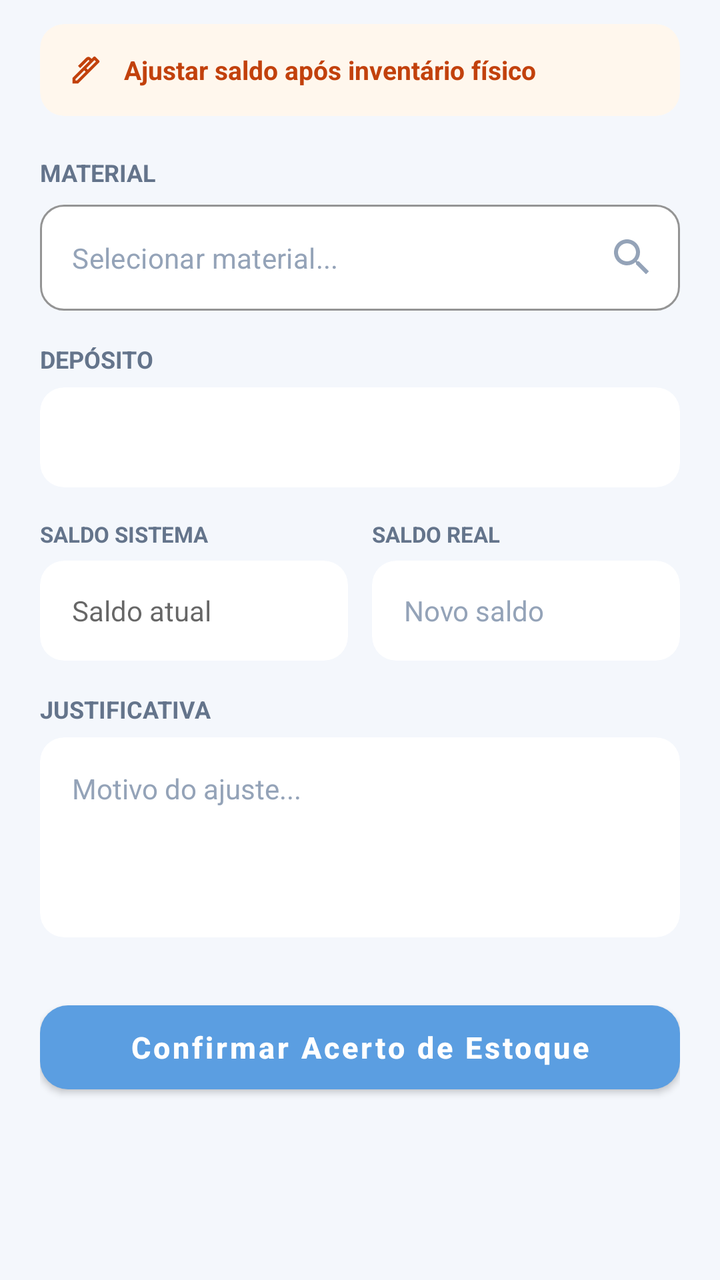
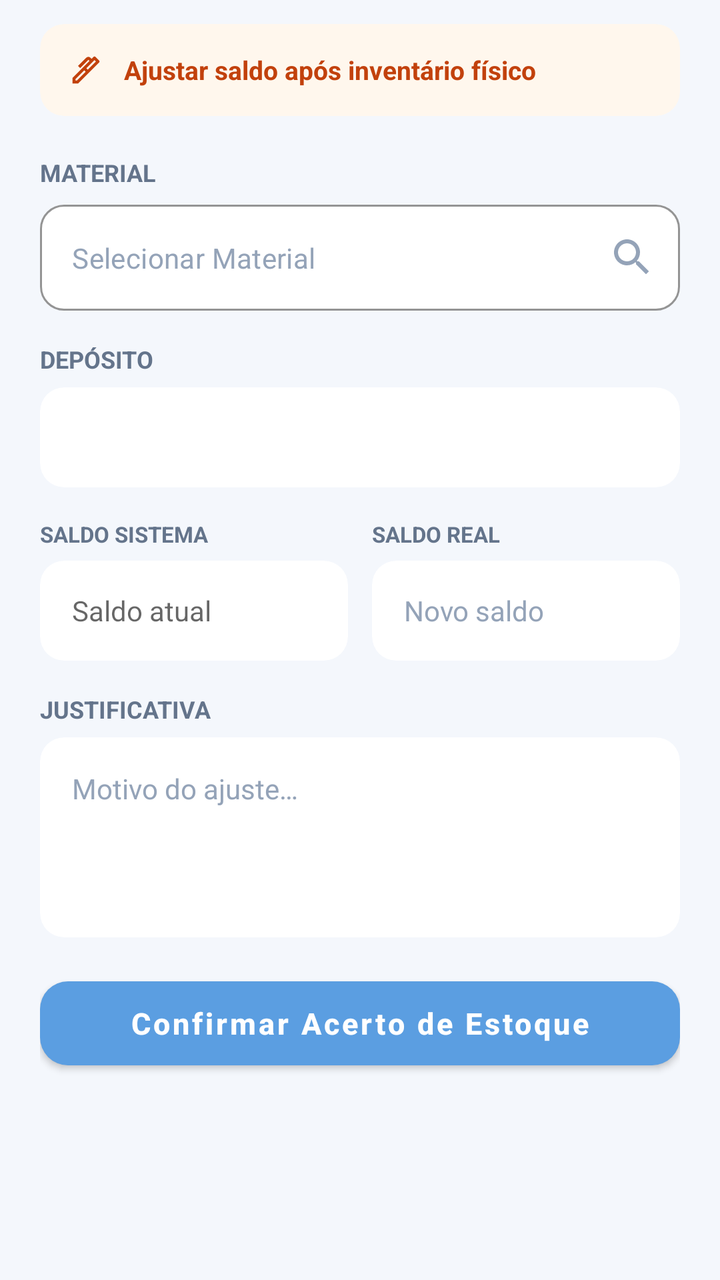

An Android layout rendered at two revisions. The XML below is the earlier revision; the diff shows what the commit changed to produce the second picture.
<!-- AndroidManifest.xml: application theme Theme.SaneAM -->
<!-- res/layout/fragment_acerto.xml -->
<?xml version="1.0" encoding="utf-8"?>
<androidx.core.widget.NestedScrollView xmlns:android="http://schemas.android.com/apk/res/android"
    xmlns:app="http://schemas.android.com/apk/res-auto"
    android:layout_width="match_parent"
    android:layout_height="match_parent"
    android:fillViewport="true">

    <LinearLayout
        android:layout_width="match_parent"
        android:layout_height="wrap_content"
        android:orientation="vertical"
        android:paddingHorizontal="20dp"
        android:paddingTop="12dp"
        android:paddingBottom="24dp">

        
        <androidx.cardview.widget.CardView
            android:layout_width="match_parent"
            android:layout_height="wrap_content"
            app:cardBackgroundColor="#FFF7ED"
            app:cardCornerRadius="12dp"
            app:cardElevation="0dp">

            <LinearLayout
                android:layout_width="match_parent"
                android:layout_height="wrap_content"
                android:gravity="center_vertical"
                android:orientation="horizontal"
                android:padding="14dp">

                <androidx.appcompat.widget.AppCompatImageView
                    android:layout_width="18dp"
                    android:layout_height="18dp"
                    app:srcCompat="@drawable/ic_edit_pencil"
                    app:tint="@color/badge_amber_line" />

                <TextView
                    android:layout_width="wrap_content"
                    android:layout_height="wrap_content"
                    android:layout_marginStart="10dp"
                    android:text="Ajustar saldo após inventário físico"
                    android:textColor="@color/badge_amber_line"
                    android:textSize="13sp"
                    android:textStyle="bold" />
            </LinearLayout>
        </androidx.cardview.widget.CardView>

        
        <TextView
            android:layout_width="wrap_content"
            android:layout_height="wrap_content"
            android:layout_marginTop="20dp"
            android:text="MATERIAL"
            android:textColor="@color/md_theme_light_outline"
            android:textSize="12sp"
            android:textStyle="bold" />

        <com.google.android.material.textfield.TextInputLayout
            android:id="@+id/tilSeletorMaterial"
            style="@style/Widget.MaterialComponents.TextInputLayout.OutlinedBox"
            android:layout_width="match_parent"
            android:layout_height="wrap_content"
            android:layout_marginTop="8dp"
            app:boxBackgroundColor="#FFFFFF"
            app:boxCornerRadiusBottomEnd="12dp"
            app:boxCornerRadiusBottomStart="12dp"
            app:boxCornerRadiusTopEnd="12dp"
            app:boxCornerRadiusTopStart="12dp"
            app:boxStrokeColor="#E2E8F0"
            app:endIconDrawable="@drawable/ic_search"
            app:endIconMode="custom"
            app:endIconTint="#94A3B8"
            app:hintEnabled="false">

            <com.google.android.material.textfield.TextInputEditText
                android:id="@+id/edtMaterial"
                android:layout_width="match_parent"
                android:layout_height="wrap_content"
                android:clickable="true"
                android:focusable="false"
                android:hint="Selecionar material..."
                android:inputType="text"
                android:textColor="#0F172A"
                android:textColorHint="#94A3B8"
                android:textSize="14sp" />
        </com.google.android.material.textfield.TextInputLayout>

        
        <TextView
            android:layout_width="wrap_content"
            android:layout_height="wrap_content"
            android:layout_marginTop="16dp"
            android:text="DEPÓSITO"
            android:textColor="@color/md_theme_light_outline"
            android:textSize="12sp"
            android:textStyle="bold" />

        <androidx.cardview.widget.CardView
            android:layout_width="match_parent"
            android:layout_height="50dp"
            android:layout_marginTop="6dp"
            app:cardBackgroundColor="@color/md_theme_light_surface"
            app:cardCornerRadius="12dp"
            app:cardElevation="0dp">

            <Spinner
                android:id="@+id/spinnerDeposito"
                android:layout_width="match_parent"
                android:layout_height="match_parent"
                android:background="@null"
                android:paddingHorizontal="16dp" />
        </androidx.cardview.widget.CardView>

        
        <LinearLayout
            android:layout_width="match_parent"
            android:layout_height="wrap_content"
            android:layout_marginTop="16dp"
            android:orientation="horizontal"
            android:weightSum="2">

            
            <LinearLayout
                android:layout_width="0dp"
                android:layout_height="wrap_content"
                android:layout_marginEnd="6dp"
                android:layout_weight="1"
                android:orientation="vertical">

                <TextView
                    android:layout_width="wrap_content"
                    android:layout_height="wrap_content"
                    android:text="SALDO SISTEMA"
                    android:textColor="@color/md_theme_light_outline"
                    android:textSize="11sp"
                    android:textStyle="bold" />

                <androidx.cardview.widget.CardView
                    android:layout_width="match_parent"
                    android:layout_height="50dp"
                    android:layout_marginTop="6dp"
                    app:cardBackgroundColor="@color/md_theme_light_surface"
                    app:cardCornerRadius="12dp"
                    app:cardElevation="0dp">

                    <EditText
                        android:id="@+id/edtSaldoSistema"
                        android:layout_width="match_parent"
                        android:layout_height="match_parent"
                        android:background="@null"
                        android:enabled="false"
                        android:hint="Saldo atual"
                        android:inputType="number"
                        android:paddingHorizontal="16dp"
                        android:textColor="@color/md_theme_light_onSurface"
                        android:textSize="14sp" />
                </androidx.cardview.widget.CardView>
            </LinearLayout>

            
            <LinearLayout
                android:layout_width="0dp"
                android:layout_height="wrap_content"
                android:layout_marginStart="6dp"
                android:layout_weight="1"
                android:orientation="vertical">

                <TextView
                    android:layout_width="wrap_content"
                    android:layout_height="wrap_content"
                    android:text="SALDO REAL"
                    android:textColor="@color/md_theme_light_outline"
                    android:textSize="11sp"
                    android:textStyle="bold" />

                <androidx.cardview.widget.CardView
                    android:layout_width="match_parent"
                    android:layout_height="50dp"
                    android:layout_marginTop="6dp"
                    app:cardBackgroundColor="@color/md_theme_light_surface"
                    app:cardCornerRadius="12dp"
                    app:cardElevation="0dp">

                    <EditText
                        android:id="@+id/edtSaldoReal"
                        android:layout_width="match_parent"
                        android:layout_height="match_parent"
                        android:background="@null"
                        android:hint="Novo saldo"
                        android:inputType="number"
                        android:paddingHorizontal="16dp"
                        android:textColor="@color/md_theme_light_onSurface"
                        android:textColorHint="@color/md_theme_light_hint"
                        android:textSize="14sp" />
                </androidx.cardview.widget.CardView>
            </LinearLayout>

        </LinearLayout>

        
        <TextView
            android:layout_width="wrap_content"
            android:layout_height="wrap_content"
            android:layout_marginTop="16dp"
            android:text="JUSTIFICATIVA"
            android:textColor="@color/md_theme_light_outline"
            android:textSize="12sp"
            android:textStyle="bold" />

        <androidx.cardview.widget.CardView
            android:layout_width="match_parent"
            android:layout_height="100dp"
            android:layout_marginTop="6dp"
            app:cardBackgroundColor="@color/md_theme_light_surface"
            app:cardCornerRadius="12dp"
            app:cardElevation="0dp">

            <EditText
                android:id="@+id/edtJustificativa"
                android:layout_width="match_parent"
                android:layout_height="match_parent"
                android:background="@null"
                android:gravity="top|start"
                android:hint="Motivo do ajuste..."
                android:padding="16dp"
                android:textColor="@color/md_theme_light_onSurface"
                android:textColorHint="@color/md_theme_light_hint"
                android:textSize="14sp" />
        </androidx.cardview.widget.CardView>

        
        <com.google.android.material.button.MaterialButton
            android:id="@+id/btnConfirmarAcerto"
            android:layout_width="match_parent"
            android:layout_height="54dp"
            android:layout_marginTop="28dp"
            android:text="Confirmar Acerto de Estoque"
            android:textAllCaps="false"
            android:textColor="@android:color/white"
            android:textSize="15sp"
            android:textStyle="bold"
            app:backgroundTint="@color/md_theme_light_primary"
            app:cornerRadius="14dp"
            app:elevation="0dp" />

    </LinearLayout>
</androidx.core.widget.NestedScrollView>
<!-- resources referenced by this layout -->
<resources>
  <color name="badge_amber_line">#C2410C</color>
  <color name="md_theme_light_hint">#94A3B8</color>
  <color name="md_theme_light_onSurface">#1E293B</color>
  <color name="md_theme_light_outline">#64748B</color>
  <color name="md_theme_light_primary">#5B9EE1</color>
  <color name="md_theme_light_surface">#FFFFFF</color>
  <!-- drawable ic_edit_pencil (drawable) -->
  <vector xmlns:android="http://schemas.android.com/apk/res/android"
      android:width="24dp"
      android:height="24dp"
      android:viewportWidth="960"
      android:viewportHeight="960">
  
      <path
          android:fillColor="@android:color/white"
          android:pathData="M490,433L527,470L744,253L707,216L490,433ZM200,760L237,760L470,527L433,490L200,723L200,760ZM555,555L405,405L572,238L543,209Q543,209 543,209Q543,209 543,209L324,428L268,372L486,153Q510,129 542.5,129Q575,129 599,153L628,182L678,132Q690,120 706.5,120Q723,120 735,132L828,225Q840,237 840,253.5Q840,270 828,282L555,555ZM270,840L120,840L120,690L405,405L555,555L270,840Z" />
  
  </vector>
  <!-- drawable ic_search (drawable) -->
  <vector xmlns:android="http://schemas.android.com/apk/res/android"
      android:width="24dp"
      android:height="24dp"
      android:viewportWidth="24"
      android:viewportHeight="24">
  
      <path
          android:fillColor="@android:color/white"
          android:pathData="M15.5,14h-0.79l-0.28,-0.27C15.41,12.59 16,11.11 16,9.5 16,5.91 13.09,3 9.5,3S3,5.91 3,9.5 5.91,16 9.5,16c1.61,0 3.09,-0.59 4.23,-1.57l0.27,0.28v0.79l5,4.99L20.49,19l-4.99,-5zM9.5,14C7.01,14 5,11.99 5,9.5S7.01,5 9.5,5 14,7.01 14,9.5 11.99,14 9.5,14z" />
  
  </vector>
  <style name="Theme.SaneAM" parent="Theme.MaterialComponents.DayNight.NoActionBar">
          
          <item name="colorPrimary">@color/md_theme_light_primary</item>
          <item name="colorOnPrimary">@color/md_theme_light_onPrimary</item>
          <item name="colorPrimaryContainer">@color/md_theme_light_primaryContainer</item>
          <item name="colorOnPrimaryContainer">@color/md_theme_light_onPrimaryContainer</item>
  
          
          <item name="android:colorBackground">@color/md_theme_light_background</item>
          <item name="colorOnBackground">@color/md_theme_light_onBackground</item>
          <item name="colorSurface">@color/md_theme_light_surface</item>
          <item name="colorOnSurface">@color/md_theme_light_onSurface</item>
          <item name="colorSurfaceVariant">@color/md_theme_light_surfaceVariant</item>
          <item name="colorOutline">@color/md_theme_light_outline</item>
  
          
          <item name="android:statusBarColor">@color/md_theme_light_background</item>
          <item name="android:windowLightStatusBar">true</item>
      </style>
  <color name="md_theme_light_onPrimary">#FFFFFF</color>
  <color name="md_theme_light_primaryContainer">#5294D7</color>
  <color name="md_theme_light_onPrimaryContainer">#FFFFFF</color>
  <color name="md_theme_light_background">#F4F7FC</color>
  <color name="md_theme_light_onBackground">#0F2851</color>
  <color name="md_theme_light_surfaceVariant">#F1F5F9</color>
</resources>

<!-- the commit's change to res/layout/fragment_acerto.xml (unified diff, before → after) -->
@@ -17,7 +17,7 @@
         <androidx.cardview.widget.CardView
             android:layout_width="match_parent"
             android:layout_height="wrap_content"
-            app:cardBackgroundColor="#FFF7ED"
+            app:cardBackgroundColor="@color/orange_light"
             app:cardCornerRadius="12dp"
             app:cardElevation="0dp">
 
@@ -38,7 +38,7 @@
                     android:layout_width="wrap_content"
                     android:layout_height="wrap_content"
                     android:layout_marginStart="10dp"
-                    android:text="Ajustar saldo após inventário físico"
+                    android:text="@string/ajustar_saldo"
                     android:textColor="@color/badge_amber_line"
                     android:textSize="13sp"
                     android:textStyle="bold" />
@@ -50,7 +50,7 @@
             android:layout_width="wrap_content"
             android:layout_height="wrap_content"
             android:layout_marginTop="20dp"
-            android:text="MATERIAL"
+            android:text="@string/material"
             android:textColor="@color/md_theme_light_outline"
             android:textSize="12sp"
             android:textStyle="bold" />
@@ -61,15 +61,15 @@
             android:layout_width="match_parent"
             android:layout_height="wrap_content"
             android:layout_marginTop="8dp"
-            app:boxBackgroundColor="#FFFFFF"
+            app:boxBackgroundColor="@color/white"
             app:boxCornerRadiusBottomEnd="12dp"
             app:boxCornerRadiusBottomStart="12dp"
             app:boxCornerRadiusTopEnd="12dp"
             app:boxCornerRadiusTopStart="12dp"
-            app:boxStrokeColor="#E2E8F0"
+            app:boxStrokeColor="@color/border"
             app:endIconDrawable="@drawable/ic_search"
             app:endIconMode="custom"
-            app:endIconTint="#94A3B8"
+            app:endIconTint="@color/hint"
             app:hintEnabled="false">
 
             <com.google.android.material.textfield.TextInputEditText
@@ -78,10 +78,10 @@
                 android:layout_height="wrap_content"
                 android:clickable="true"
                 android:focusable="false"
-                android:hint="Selecionar material..."
+                android:hint="@string/selecionar_material"
                 android:inputType="text"
-                android:textColor="#0F172A"
-                android:textColorHint="#94A3B8"
+                android:textColor="@color/text_primary"
+                android:textColorHint="@color/hint"
                 android:textSize="14sp" />
         </com.google.android.material.textfield.TextInputLayout>
 
@@ -90,7 +90,7 @@
             android:layout_width="wrap_content"
             android:layout_height="wrap_content"
             android:layout_marginTop="16dp"
-            android:text="DEPÓSITO"
+            android:text="@string/deposito"
             android:textColor="@color/md_theme_light_outline"
             android:textSize="12sp"
             android:textStyle="bold" />
@@ -130,7 +130,7 @@
                 <TextView
                     android:layout_width="wrap_content"
                     android:layout_height="wrap_content"
-                    android:text="SALDO SISTEMA"
+                    android:text="@string/saldo_sistema"
                     android:textColor="@color/md_theme_light_outline"
                     android:textSize="11sp"
                     android:textStyle="bold" />
@@ -149,7 +149,7 @@
                         android:layout_height="match_parent"
                         android:background="@null"
                         android:enabled="false"
-                        android:hint="Saldo atual"
+                        android:hint="@string/saldo_atual"
                         android:inputType="number"
                         android:paddingHorizontal="16dp"
                         android:textColor="@color/md_theme_light_onSurface"
@@ -168,7 +168,7 @@
                 <TextView
                     android:layout_width="wrap_content"
                     android:layout_height="wrap_content"
-                    android:text="SALDO REAL"
+                    android:text="@string/saldo_real"
                     android:textColor="@color/md_theme_light_outline"
                     android:textSize="11sp"
                     android:textStyle="bold" />
@@ -186,7 +186,7 @@
                         android:layout_width="match_parent"
                         android:layout_height="match_parent"
                         android:background="@null"
-                        android:hint="Novo saldo"
+                        android:hint="@string/novo_saldo"
                         android:inputType="number"
                         android:paddingHorizontal="16dp"
                         android:textColor="@color/md_theme_light_onSurface"
@@ -202,7 +202,7 @@
             android:layout_width="wrap_content"
             android:layout_height="wrap_content"
             android:layout_marginTop="16dp"
-            android:text="JUSTIFICATIVA"
+            android:text="@string/justificativa"
             android:textColor="@color/md_theme_light_outline"
             android:textSize="12sp"
             android:textStyle="bold" />
@@ -221,7 +221,7 @@
                 android:layout_height="match_parent"
                 android:background="@null"
                 android:gravity="top|start"
-                android:hint="Motivo do ajuste..."
+                android:hint="@string/motivo_ajuste"
                 android:padding="16dp"
                 android:textColor="@color/md_theme_light_onSurface"
                 android:textColorHint="@color/md_theme_light_hint"
@@ -233,8 +233,8 @@
             android:id="@+id/btnConfirmarAcerto"
             android:layout_width="match_parent"
             android:layout_height="54dp"
-            android:layout_marginTop="28dp"
-            android:text="Confirmar Acerto de Estoque"
+            android:layout_marginTop="16dp"
+            android:text="@string/confirmar_acerto"
             android:textAllCaps="false"
             android:textColor="@android:color/white"
             android:textSize="15sp"
<!-- resource entries referenced after the edit -->
@@ -1,11 +1,16 @@
 <!-- resources referenced by this layout -->
 <resources>
   <color name="badge_amber_line">#C2410C</color>
+  <color name="border">#E2E8F0</color>
+  <color name="hint">#94A3B8</color>
   <color name="md_theme_light_hint">#94A3B8</color>
   <color name="md_theme_light_onSurface">#1E293B</color>
   <color name="md_theme_light_outline">#64748B</color>
   <color name="md_theme_light_primary">#5B9EE1</color>
   <color name="md_theme_light_surface">#FFFFFF</color>
+  <color name="orange_light">#FFF7ED</color>
+  <color name="text_primary">#0F172A</color>
+  <color name="white">#FFFFFF</color>
   <!-- drawable ic_edit_pencil (drawable) -->
   <vector xmlns:android="http://schemas.android.com/apk/res/android"
       android:width="24dp"
@@ -30,6 +35,17 @@
           android:pathData="M15.5,14h-0.79l-0.28,-0.27C15.41,12.59 16,11.11 16,9.5 16,5.91 13.09,3 9.5,3S3,5.91 3,9.5 5.91,16 9.5,16c1.61,0 3.09,-0.59 4.23,-1.57l0.27,0.28v0.79l5,4.99L20.49,19l-4.99,-5zM9.5,14C7.01,14 5,11.99 5,9.5S7.01,5 9.5,5 14,7.01 14,9.5 11.99,14 9.5,14z" />
   
   </vector>
+  <string name="ajustar_saldo">Ajustar saldo após inventário físico</string>
+  <string name="confirmar_acerto">Confirmar Acerto de Estoque</string>
+  <string name="deposito">DEPÓSITO</string>
+  <string name="justificativa">JUSTIFICATIVA</string>
+  <string name="material">MATERIAL</string>
+  <string name="motivo_ajuste">Motivo do ajuste…</string>
+  <string name="novo_saldo">Novo saldo</string>
+  <string name="saldo_atual">Saldo atual</string>
+  <string name="saldo_real">SALDO REAL</string>
+  <string name="saldo_sistema">SALDO SISTEMA</string>
+  <string name="selecionar_material">Selecionar Material</string>
   <style name="Theme.SaneAM" parent="Theme.MaterialComponents.DayNight.NoActionBar">
           
           <item name="colorPrimary">@color/md_theme_light_primary</item>
@@ -48,6 +64,8 @@
           
           <item name="android:statusBarColor">@color/md_theme_light_background</item>
           <item name="android:windowLightStatusBar">true</item>
+          <item name="android:navigationBarColor">@color/md_theme_light_background</item>
+          <item name="android:windowLightNavigationBar">true</item>
       </style>
   <color name="md_theme_light_onPrimary">#FFFFFF</color>
   <color name="md_theme_light_primaryContainer">#5294D7</color>
